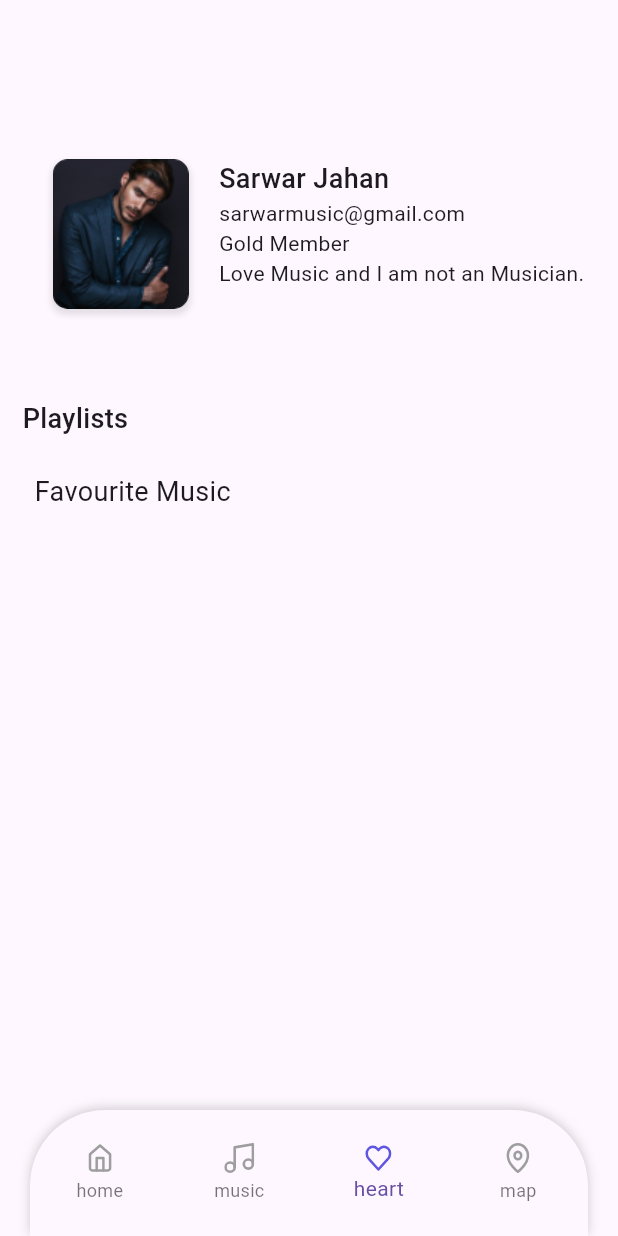
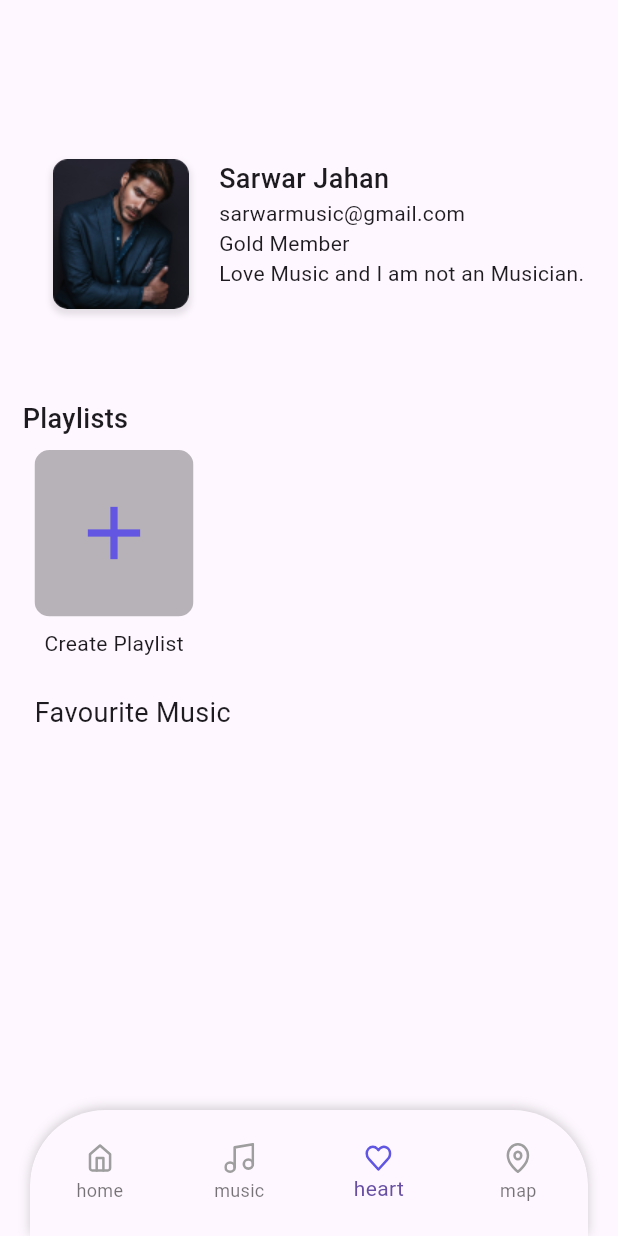
Before and after one commit to johnnybeatzxxd/Flutter-Musicplayer-App-Design, a Flutter app: the screen it shows after launch, item 3 of the bottom bar chosen, on a phone screen of 412 x 824 dp. Run offline on Flutter 3.47's test engine with Material 3 defaults, Android fonts, the phone set to English and light mode, and no system bars; our stand-ins replace device_info_plus, flutter_svg, hive, hive_flutter, just_audio, lottie and 3 more; missing offline and left inert: audio_session, dart:ffi; accounts and stored records are empty.

```diff
--- a/lib/Pages/favourite.dart
+++ b/lib/Pages/favourite.dart
@@ -97,14 +97,15 @@ class FavoritePage extends StatelessWidget {
                           children: [
                             for (var playlist in playlists)
                               InkWell(
-                                onTap: () async{
+                                onTap: () async {
                                   print(playlist.getMap["_data"]);
-                                  var audios = await _audioQuery.queryAudiosFrom(
-                                      AudiosFromType.PLAYLIST,
-                                      playlist.id.toString(),
-                                      orderType: OrderType.ASC_OR_SMALLER,
-                                      ignoreCase: true,
-                                      );
+                                  var audios =
+                                      await _audioQuery.queryAudiosFrom(
+                                    AudiosFromType.PLAYLIST,
+                                    playlist.id.toString(),
+                                    orderType: OrderType.ASC_OR_SMALLER,
+                                    ignoreCase: true,
+                                  );
                                   print(audios);
                                 },
                                 child: Column(
@@ -115,18 +116,57 @@ class FavoritePage extends StatelessWidget {
                                         borderRadius: BorderRadius.circular(10),
                                       ),
                                       child: ClipRRect(
-                                        borderRadius: BorderRadius.circular(10),
-                                        child: SizedBox(width: 106,height: 111,child:FittedBox(child: QueryArtworkWidget(id: playlist.id,type: ArtworkType.PLAYLIST,artworkBorder: BorderRadius.zero,format: ArtworkFormat.JPEG,)),
-                                      )
-
-                                      ),
+                                          borderRadius:
+                                              BorderRadius.circular(10),
+                                          child: SizedBox(
+                                            width: 106,
+                                            height: 111,
+                                            child: FittedBox(
+                                                child: QueryArtworkWidget(
+                                              id: playlist.id,
+                                              quality: 100,
+                                              artworkQuality: FilterQuality.high,
+                                              artworkClipBehavior: Clip.antiAliasWithSaveLayer,
+                                              format: ArtworkFormat.PNG,
+                                              size: 500,
+                                              type: ArtworkType.PLAYLIST,
+                                              artworkBorder: BorderRadius.zero,
+                                              nullArtworkWidget: const Icon(Icons.music_video_rounded)
+                                            )),
+                                          )),
                                     ),
                                     Text(
                                       playlist.playlist,
                                     ),
                                   ],
                                 ),
-                              )
+                              ),
+                            InkWell(
+                              onTap: () {
+                                createPlaylists(context);
+
+                              },
+                              child: Column(
+                                children: [
+                                  Container(
+                                    padding: const EdgeInsets.all(8),
+                                    decoration: BoxDecoration(
+                                      borderRadius: BorderRadius.circular(10),
+                                    ),
+                                    child: ClipRRect(
+                                      borderRadius: BorderRadius.circular(10),
+                                      child: Container(
+                                        width: 106,
+                                        height: 111,
+                                        color: Color.fromARGB(82, 33, 33, 33),
+                                        child: const Icon(Icons.add, size: 60,color:Color.fromRGBO(98, 86, 226, 1),),
+                                      ),
+                                    ),
+                                  ),
+                                  Text("Create Playlist"),
+                                ],
+                              ),
+                            ),
                           ],
                         );
                       } else {
--- a/lib/index.dart
+++ b/lib/index.dart
@@ -7,6 +7,7 @@ export 'components/myicons.dart';
 export 'components/buttomnavbar.dart';
 export "components/playPauseButton.dart";
 export "components/playlistUi.dart";
+export "components/options.dart";
 export "Providers/mainProvider.dart";
 export "Providers/playgroundProvider.dart";
 export 'Providers/store.dart';
```
Also changed, not shown: lib/components/playlistUi.dart (+15 -0 lines).
